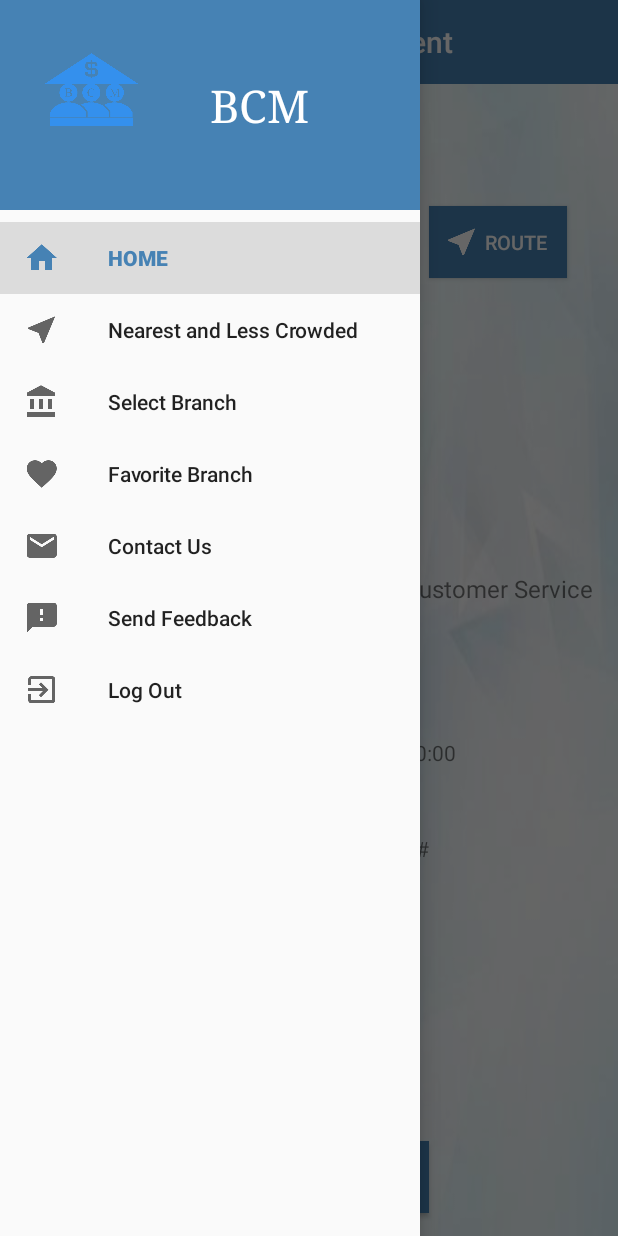
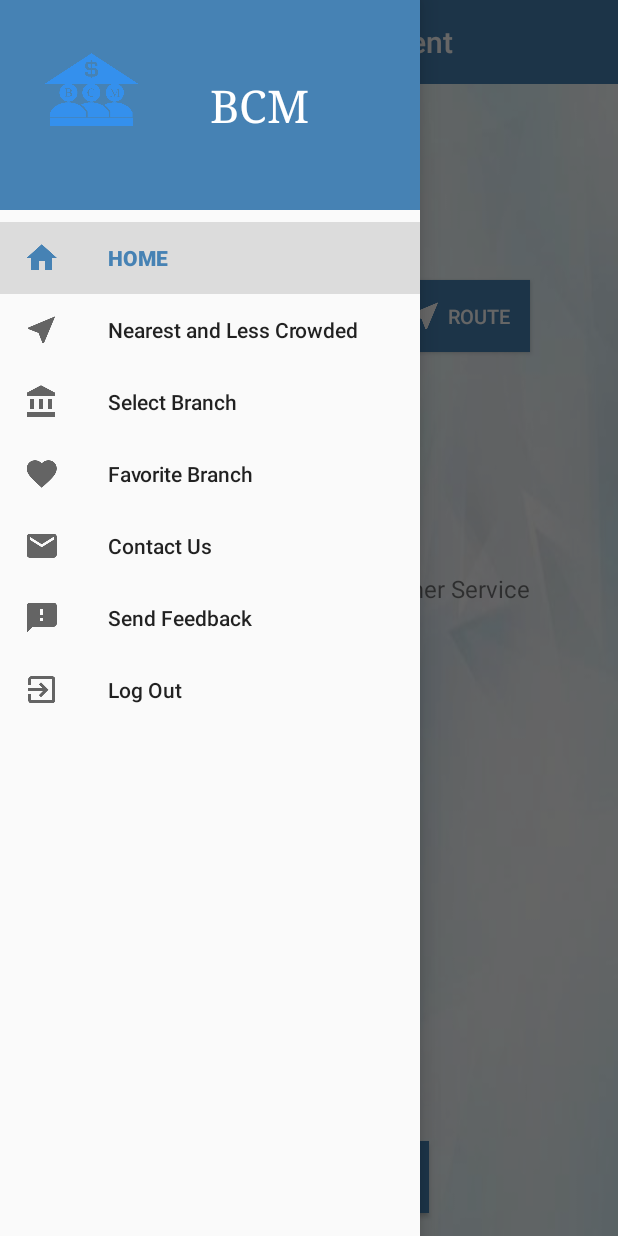
Before and after one commit to ali-phpcs/BankManagement, an Android app: the fragment CrowdStatus placed in its activity, with the side drawer open, on a phone screen of 412 x 824 dp. Run offline under Robolectric (Android 15) with nearby library versions, the phone set to English and light mode, and no system bars; 4 statements that could not run were skipped.

Commit message:
crowd statues

```diff
--- a/app/src/main/java/com/bankmanagement/r/bankmanagement/CrowdStatus.java
+++ b/app/src/main/java/com/bankmanagement/r/bankmanagement/CrowdStatus.java
@@ -120,7 +120,7 @@
 
                 Log.i("latitude444",latitude);
                 Log.i("longitude",longitude);
-                String lable=getArguments().getString("branch")+" Branch";
+                String lable =getArguments().getString("branch")+" Branch";
                 String uriBegin="geo:"+latitude+","+ longitude;
                 String query= latitude + "," + longitude+ "(" + lable+")";
                 String encodedQuery = Uri.encode(query);
@@ -135,12 +135,12 @@
     });
 
         refresh = (Button) myView.findViewById(R.id.Refresh);
+
         refresh.setOnClickListener(new View.OnClickListener() {
 
             @Override
             public void onClick(View v) {
-
-                //refresh the values of the crowd status
+               refresh();
 
             }
 
@@ -191,11 +191,18 @@
 
     public  void refresh()
     {
-        Fragment currentFragment = getFragmentManager().findFragmentById(R.id.CrowdStatus);
-        FragmentTransaction fragTransaction = getFragmentManager().beginTransaction();
-        fragTransaction.detach(currentFragment);
-        fragTransaction.attach(currentFragment);
-        fragTransaction.commit();
+        Bundle bundle = new Bundle();
+        bundle.putString("branch", branch);
+        bundle.putString("service", service);
+
+        CrowdStatus currentFragment= new CrowdStatus();
+        currentFragment.setArguments(bundle);
+        FragmentManager fm = getFragmentManager();
+        FragmentTransaction ft = fm.beginTransaction();
+        ft.replace(R.id.content_frame, currentFragment);
+        ft.addToBackStack(null);
+        ft.commit();
+
     }
     //Connection Interface
     public interface GetServerData {
--- a/app/src/main/res/layout/crowd_status.xml
+++ b/app/src/main/res/layout/crowd_status.xml
@@ -35,13 +35,13 @@
         android:id="@+id/textView7"
         android:layout_width="wrap_content"
         android:layout_height="wrap_content"
+        android:text="Service Type"
+        android:textColor="@color/blue"
+        android:textSize="16dp"
         android:layout_alignBaseline="@+id/serviceType"
         android:layout_alignBottom="@+id/serviceType"
         android:layout_alignLeft="@+id/textView9"
-        android:layout_alignStart="@+id/textView9"
-        android:text="Service Type"
-        android:textColor="@color/blue"
-        android:textSize="16dp" />
+        android:layout_alignStart="@+id/textView9" />
 
     <Button
         android:text=" Add To Favorite "
@@ -65,15 +65,17 @@
         android:layout_width="wrap_content"
         android:layout_height="wrap_content"
         android:id="@+id/wating"
-        android:layout_alignTop="@+id/textView8"
-        android:layout_alignRight="@+id/AddToFavorite"
-        android:layout_alignEnd="@+id/AddToFavorite" />
+        android:layout_alignBottom="@+id/textView8"
+        android:layout_toRightOf="@+id/textView8"
+        android:layout_toEndOf="@+id/textView8"
+        android:layout_marginLeft="11dp"
+        android:layout_marginStart="11dp" />
 
     <TextView
         android:id="@+id/textView8"
         android:layout_width="wrap_content"
         android:layout_height="wrap_content"
-        android:layout_marginTop="44dp"
+        android:layout_marginTop="39dp"
         android:text="Number of wating customer:"
         android:textColor="@color/blue"
         android:textSize="16dp"
@@ -89,8 +91,8 @@
         android:textSize="16dp"
         android:layout_alignBaseline="@+id/textView9"
         android:layout_alignBottom="@+id/textView9"
-        android:layout_alignLeft="@+id/wating"
-        android:layout_alignStart="@+id/wating" />
+        android:layout_alignLeft="@+id/waiting_time"
+        android:layout_alignStart="@+id/waiting_time" />
 
     <TextView
         android:id="@+id/textView9"
@@ -113,13 +115,11 @@
         android:background="@drawable/sample"
         android:padding="10dp"
         android:drawableLeft="@mipmap/ic_near_me_white_24dp"
-
-
         android:textColor="@color/white"
         android:layout_alignBaseline="@+id/Refresh"
         android:layout_alignBottom="@+id/Refresh"
-        android:layout_toRightOf="@+id/wating"
-        android:layout_toEndOf="@+id/wating" />
+        android:layout_alignRight="@+id/serviceType"
+        android:layout_alignEnd="@+id/serviceType" />
 
     <Button
 
@@ -133,10 +133,10 @@
         android:drawableLeft="@drawable/quantum_ic_refresh_white_24"
 
         android:textColor="@color/white"
+        android:layout_marginTop="52dp"
         android:layout_below="@+id/CrowdStatus"
-        android:layout_alignRight="@+id/textView6"
-        android:layout_alignEnd="@+id/textView6"
-        android:layout_marginTop="41dp" />
+        android:layout_alignLeft="@+id/textView7"
+        android:layout_alignStart="@+id/textView7" />
 
     <TextView
         android:id="@+id/textView6"
@@ -146,20 +146,19 @@
         android:textColor="@color/blue"
         android:layout_marginTop="39dp"
         android:textSize="16dp"
+        android:layout_marginLeft="24dp"
+        android:layout_marginStart="24dp"
         android:layout_below="@+id/textView9"
         android:layout_alignParentLeft="true"
-        android:layout_alignParentStart="true"
-        android:layout_marginLeft="40dp"
-        android:layout_marginStart="40dp" />
+        android:layout_alignParentStart="true" />
 
     <TextView
         android:id="@+id/waiting_time"
         android:layout_width="wrap_content"
         android:layout_height="wrap_content"
         android:text="00:00"
-        android:layout_alignBaseline="@+id/textView6"
         android:layout_alignBottom="@+id/textView6"
-        android:layout_alignLeft="@+id/BranchName"
-        android:layout_alignStart="@+id/BranchName" />
+        android:layout_toRightOf="@+id/textView8"
+        android:layout_toEndOf="@+id/textView8" />
 
 </RelativeLayout>
```
